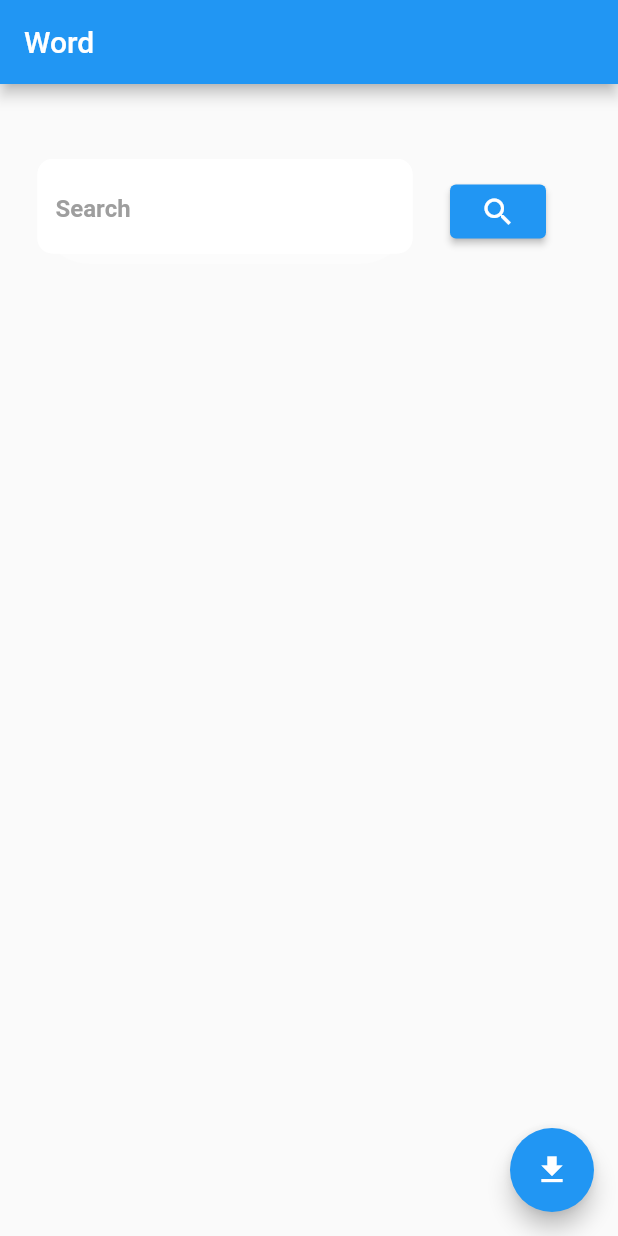
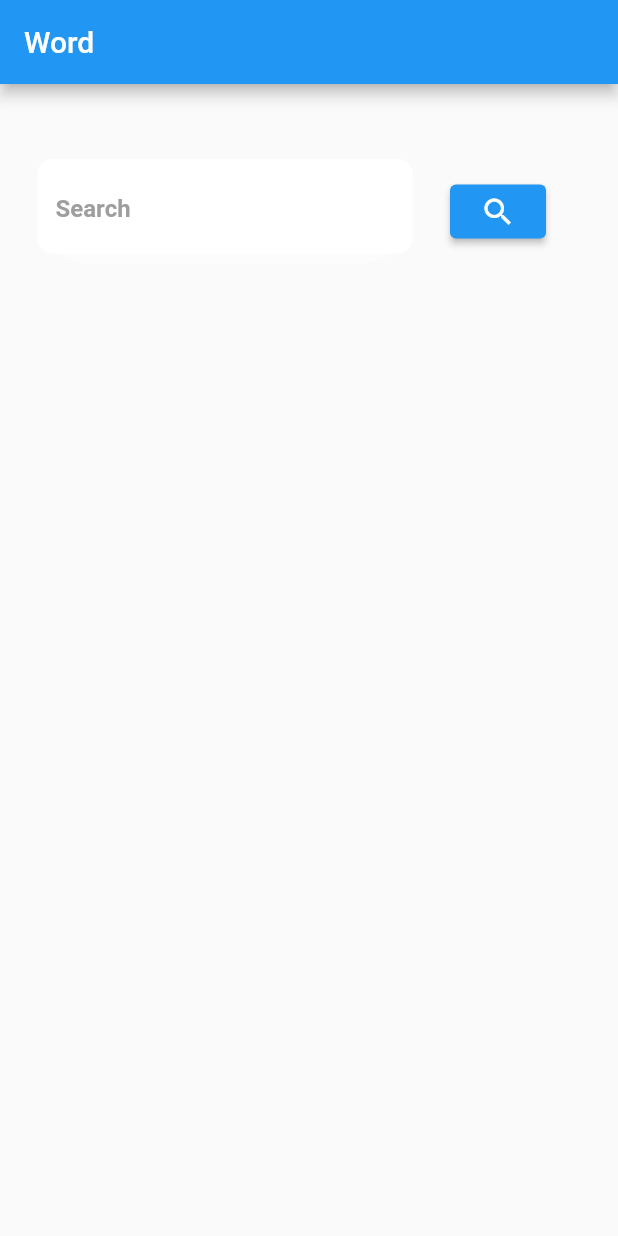
Before and after one commit to ravshan1119/practice, a Flutter app: the screen it shows after launch, on a phone screen of 412 x 824 dp. Run offline on Flutter 3.47's test engine with Material 2 defaults, Android fonts, the phone set to English and light mode, and no system bars; our stand-ins replace audioplayers, dio, get; Roboto replaces fonts that are missing (DMSans).

Commit message:
proctic task

```diff
--- a/lib/ui/words_page.dart
+++ b/lib/ui/words_page.dart
@@ -153,12 +153,6 @@ class WordsPage extends StatelessWidget {
           )
         ],
       ),
-      floatingActionButton: FloatingActionButton(
-        onPressed: () {
-          wordsController.getWordsList("apple");
-        },
-        child: const Icon(Icons.get_app),
-      ),
     );
   }
 }
```
